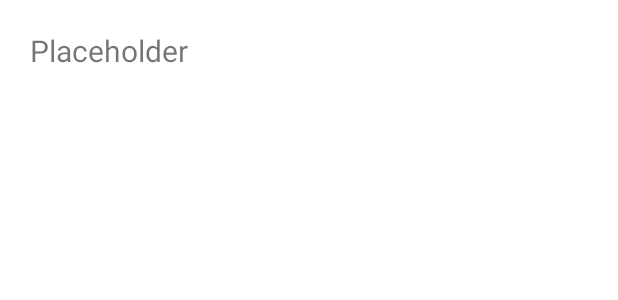
After one commit to Dudix93/android-tv-show-notifier, an Android app: the layout item_todo.xml on its own in the app's theme, with its tools: preview values and no code run, on a phone screen of 412 x 824 dp. The commit adds this screen. Shown: the top 300 px of the screen. Run offline under Robolectric (Android 15) with nearby library versions, the phone set to English and light mode, and no system bars.

Commit message:
GET request using Retrofit && populating RecyclerView with sample data

```diff
--- a/app/src/main/AndroidManifest.xml
+++ b/app/src/main/AndroidManifest.xml
@@ -20,4 +20,6 @@
         </activity>
     </application>
 
+    <uses-permission android:name="android.permission.INTERNET" />
+
 </manifest>
--- /dev/null
+++ b/app/src/main/res/layout/item_todo.xml
@@ -0,0 +1,16 @@
+<?xml version="1.0" encoding="utf-8"?>
+<androidx.constraintlayout.widget.ConstraintLayout xmlns:android="http://schemas.android.com/apk/res/android"
+    xmlns:app="http://schemas.android.com/apk/res-auto"
+    xmlns:tools="http://schemas.android.com/tools"
+    android:layout_width="wrap_content"
+    android:layout_height="wrap_content">
+
+    <TextView
+        android:id="@+id/title"
+        android:layout_width="wrap_content"
+        android:layout_height="wrap_content"
+        android:padding="20dp"
+        android:textSize="20sp"
+        tools:text="Placeholder" />
+
+</androidx.constraintlayout.widget.ConstraintLayout>
```
Also changed, not shown: app/build.gradle (+18 -0 lines), app/src/main/java/com/example/android_tv_show_notifier/MainActivity.java (+44 -0 lines), app/src/main/java/com/example/android_tv_show_notifier/RetrofitInstance.java (added, +14 -0 lines), app/src/main/java/com/example/android_tv_show_notifier/TodoAPI.java (added, +15 -0 lines), app/src/main/java/com/example/android_tv_show_notifier/TodoModel.java (added, +25 -0 lines), app/src/main/java/com/example/android_tv_show_notifier/TodosListAdapter.java (added, +53 -0 lines), app/src/main/res/layout/activity_main.xml (+16 -4 lines).
